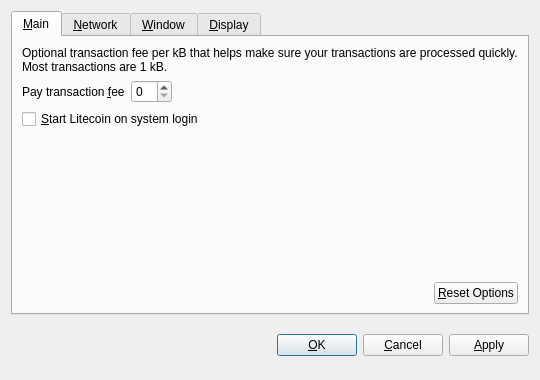
The window that src/qt/forms/optionsdialog.ui (oilgascoin/OilGasCoin) describes before a commit, drawn with Qt 5.
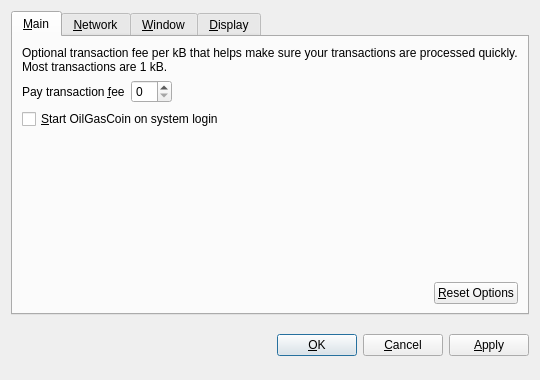
The same window after the commit. Custom widgets are drawn as their Qt base class.

The edit to the form file:
```diff
--- a/src/qt/forms/optionsdialog.ui
+++ b/src/qt/forms/optionsdialog.ui
@@ -82,7 +82,7 @@
           <string>Automatically start Litecoin after logging in to the system.</string>
          </property>
          <property name="text">
-          <string>&amp;Start Litecoin on system login</string>
+          <string>&amp;Start OilGasCoin on system login</string>
          </property>
         </widget>
        </item>
```
Left out of the diff: 10 changed lines with no effect on the pictures.
